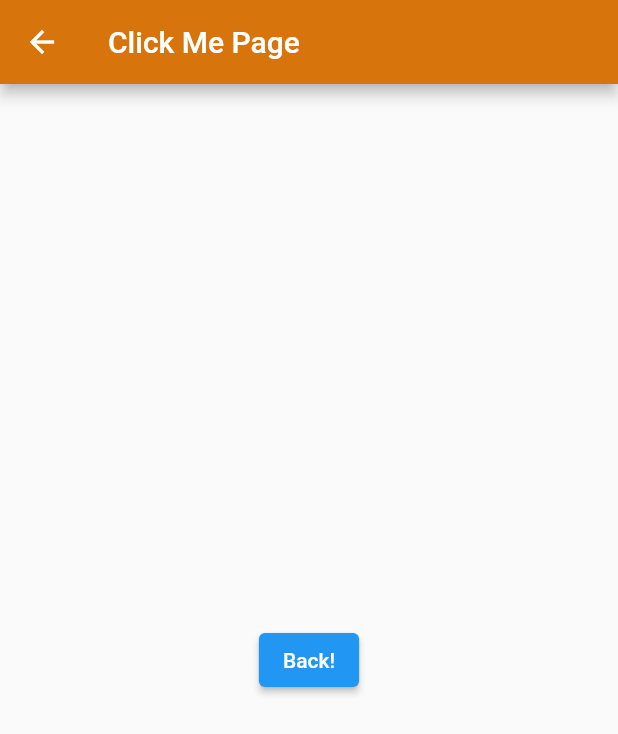
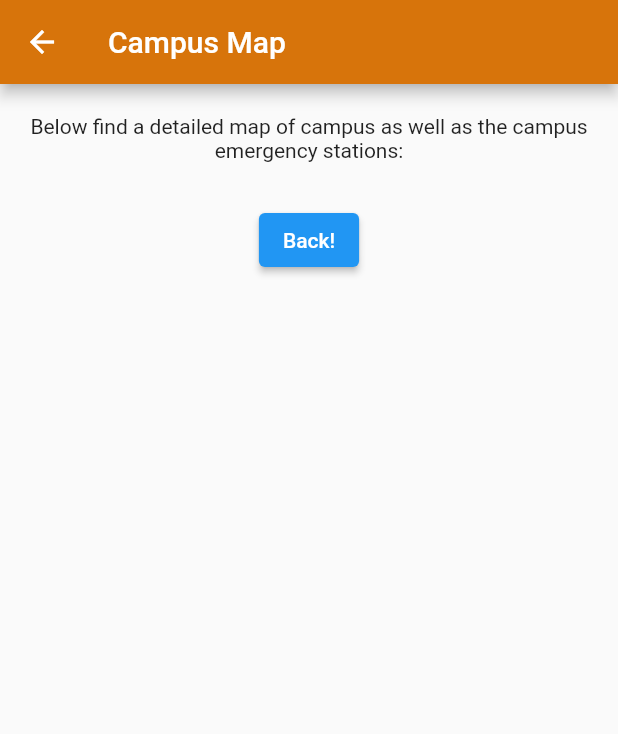
Before and after one commit to Jacob2740/MercerSafe, a Flutter app: the CampusMap screen opened by its route, on a phone screen of 412 x 824 dp. Shown: the top 734 px of the screen. Run offline on Flutter 3.47's test engine with Material 2 defaults, Android fonts, the light colour scheme and no system bars.

Commit message:
Seventh Commit

```diff
--- a/jacobspart/lib/main.dart
+++ b/jacobspart/lib/main.dart
@@ -62,16 +62,35 @@ const CampusMap({Key? key}) : super(key: key);
   Widget build(BuildContext context) {
     return Scaffold(
     appBar: AppBar(
-      title: const Text("Click Me Page"),
+      title: const Text("Campus Map"),
       backgroundColor: Color.fromARGB(255, 215, 116, 11),
     ), // AppBar
     body: Center(
-      child: ElevatedButton(
-        onPressed: () {
-          Navigator.pop(context);
-        },
-        child: const Text('Back!'),
-      ), // ElevatedButton
+      child: Column (
+        children: [
+          Padding(
+            padding: const EdgeInsets.all(20.0),
+            child: Text(
+              'Below find a detailed map of campus as well as the campus emergency stations:',
+              textAlign: TextAlign.center,
+            ),
+          ),
+          Padding(
+            padding: const EdgeInsets.all(8.0),
+            child: ElevatedButton(
+              onPressed: () {
+                Navigator.pop(context);
+              },
+              child: const Text('Back!'),
+            ),
+          ),
+          // Image.asset(
+          //   'assets/images/campus_map.png',
+          //   width: 200,
+          //   height: 200,
+          // ),
+        ],
+      )
     ), // Center
     ); // Scaffold
   }
```
